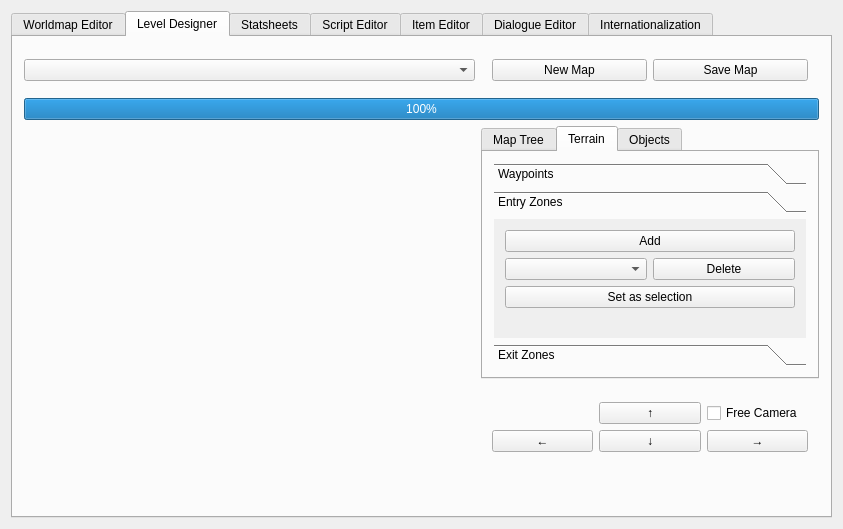
Qt form code/editor/ui/mainwindow.ui (Plaristote/fallout-equestria) before a commit.
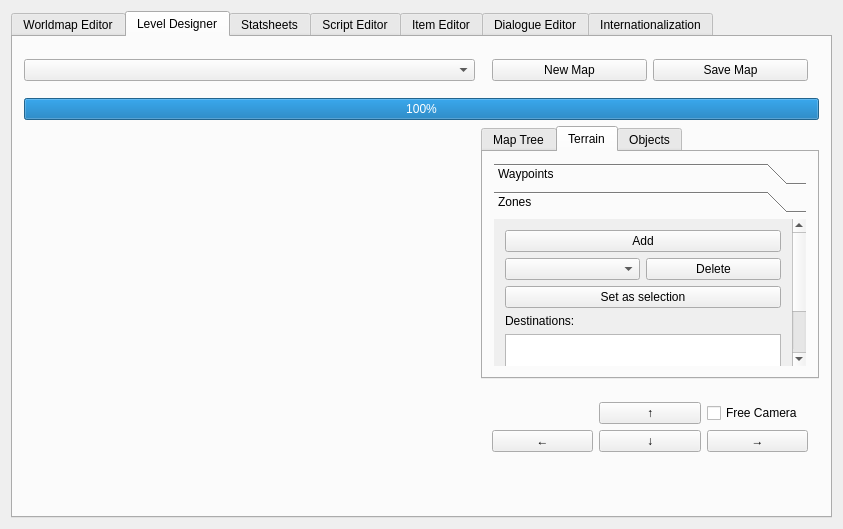
The same form after that commit. The open tabs and pages were chosen to show the change. Custom widgets are drawn as their Qt base class.

Commit message: + Merged EntryZone and ExitZone

Diff of the .ui file:
```diff
--- a/code/editor/ui/mainwindow.ui
+++ b/code/editor/ui/mainwindow.ui
@@ -332,64 +332,12 @@
                    <rect>
                     <x>0</x>
                     <y>0</y>
-                    <width>157</width>
-                    <height>89</height>
+                    <width>278</width>
+                    <height>230</height>
                    </rect>
                   </property>
                   <attribute name="label">
-                   <string>Entry Zones</string>
-                  </attribute>
-                  <layout class="QGridLayout" name="gridLayout_12">
-                   <item row="2" column="0" colspan="2">
-                    <widget class="QPushButton" name="entryZoneSetWaypoints">
-                     <property name="text">
-                      <string>Set as selection</string>
-                     </property>
-                    </widget>
-                   </item>
-                   <item row="1" column="1">
-                    <widget class="QPushButton" name="entryZoneDelete">
-                     <property name="text">
-                      <string>Delete</string>
-                     </property>
-                    </widget>
-                   </item>
-                   <item row="1" column="0">
-                    <widget class="QComboBox" name="entryZoneList"/>
-                   </item>
-                   <item row="0" column="0" colspan="2">
-                    <widget class="QPushButton" name="entryZoneAdd">
-                     <property name="text">
-                      <string>Add</string>
-                     </property>
-                    </widget>
-                   </item>
-                   <item row="3" column="0" colspan="2">
-                    <spacer name="verticalSpacer_4">
-                     <property name="orientation">
-                      <enum>Qt::Vertical</enum>
-                     </property>
-                     <property name="sizeHint" stdset="0">
-                      <size>
-                       <width>20</width>
-                       <height>40</height>
-                      </size>
-                     </property>
-                    </spacer>
-                   </item>
-                  </layout>
-                 </widget>
-                 <widget class="QWidget" name="exitZonePage">
-                  <property name="geometry">
-                   <rect>
-                    <x>0</x>
-                    <y>0</y>
-                    <width>162</width>
-                    <height>210</height>
-                   </rect>
-                  </property>
-                  <attribute name="label">
-                   <string>Exit Zones</string>
+                   <string>Zones</string>
                   </attribute>
                   <layout class="QGridLayout" name="gridLayout_11">
                    <item row="1" column="1">
```
Left out of the diff: 20 changed lines with no effect on the pictures. The commit also changes 13 other files.
